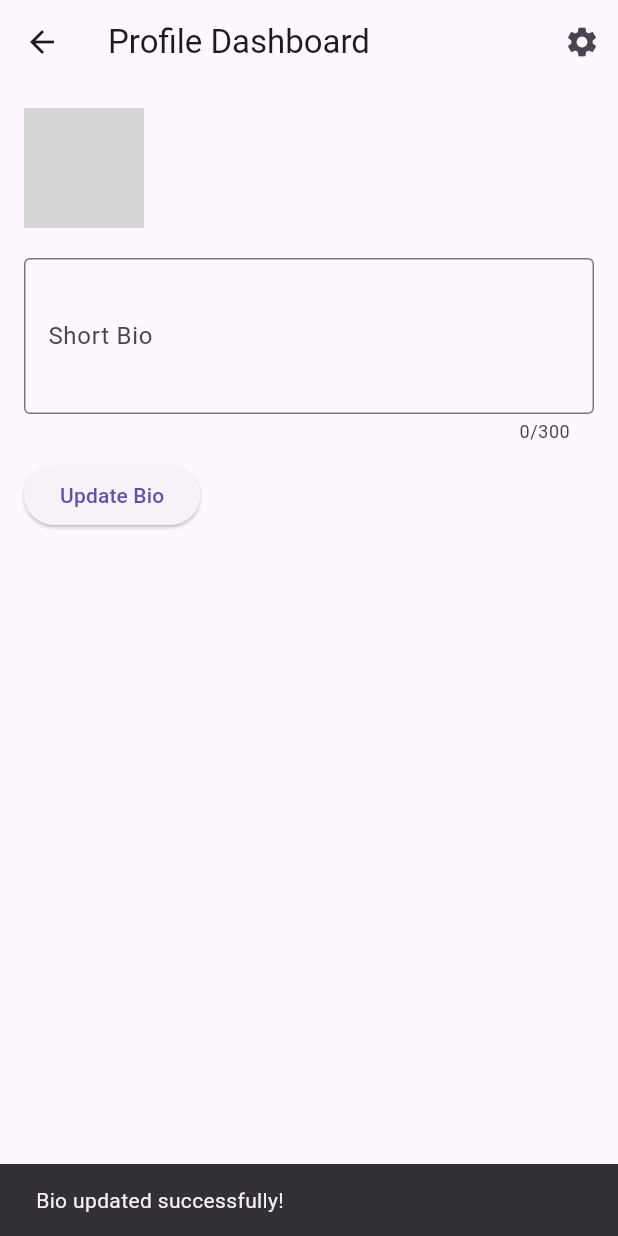
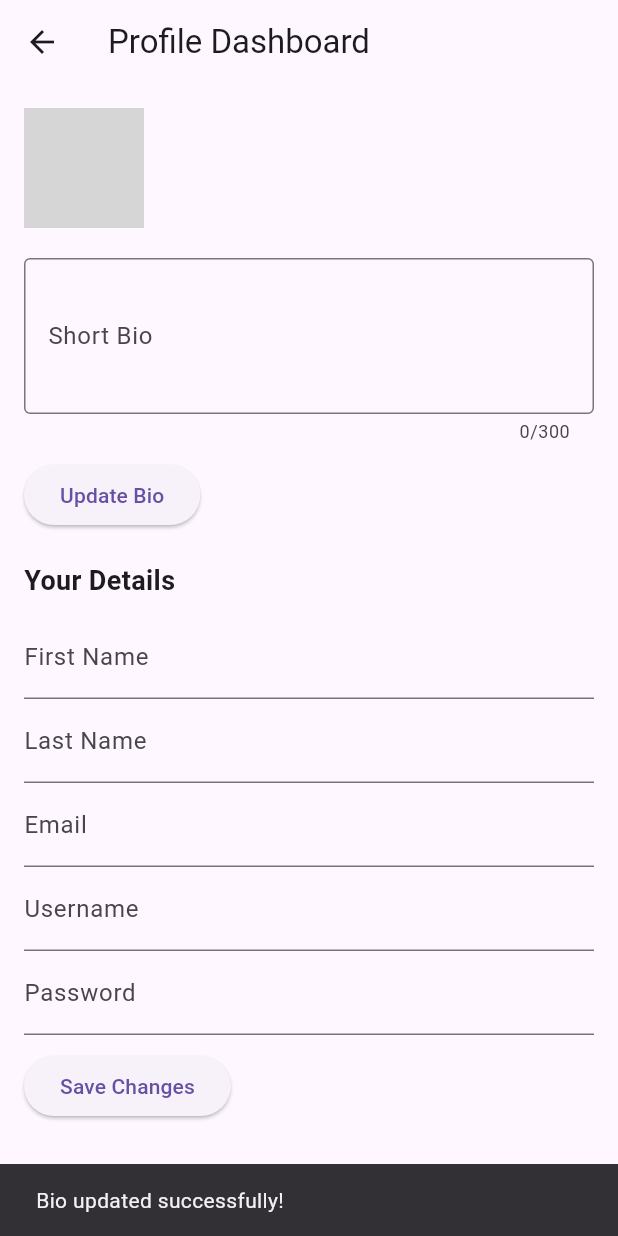
Before and after one commit to emmawalkerMAD2024/PROJ02_Artapp, a Flutter app: the ProfileDashboardPage screen opened directly, after a tap on "Update Bio", on a phone screen of 412 x 824 dp. Run offline on Flutter 3.47's test engine with Material 3 defaults, Android fonts, the phone set to English and light mode, and no system bars; our stand-ins replace cloud_firestore, firebase_auth, firebase_core, firebase_storage, image_picker; accounts and stored records are empty; grey boxes are pictures that could not be loaded.

Commit message:
dashboard troubleshooting

```diff
--- a/lib/BuyerMarketplacePage.dart
+++ b/lib/BuyerMarketplacePage.dart
@@ -148,7 +148,6 @@ class _BuyerMarketplacePageState extends State<BuyerMarketplacePage> {
               stream: FirebaseFirestore.instance
                   .collection('artworks')
                   .where('artistId', isNotEqualTo: currentUser)
-                 // .where('availability', isEqualTo: true )
                   .snapshots(),
               builder: (context, snapshot) {
                 if (snapshot.connectionState == ConnectionState.waiting) {
--- a/lib/profile_dashboard_page.dart
+++ b/lib/profile_dashboard_page.dart
@@ -12,8 +12,40 @@ class ProfileDashboardPage extends StatefulWidget {
 
 class _ProfileDashboardPageState extends State<ProfileDashboardPage> {
   final TextEditingController bioController = TextEditingController();
+  final TextEditingController firstNameController = TextEditingController();
+  final TextEditingController lastNameController = TextEditingController();
+  final TextEditingController emailController = TextEditingController();
+  final TextEditingController usernameController = TextEditingController();
+  final TextEditingController passwordController = TextEditingController();
   final User? currentUser = FirebaseAuth.instance.currentUser;
   File? profileImage;
+  String username = "";
+  String profilePhotoUrl = "";
+
+  @override
+  void initState() {
+    super.initState();
+    fetchUserData();
+  }
+
+  Future<void> fetchUserData() async {
+    if (currentUser != null) {
+      DocumentSnapshot userDoc = await FirebaseFirestore.instance
+          .collection('artists')
+          .doc(currentUser!.uid)
+          .get();
+
+      setState(() {
+        username = userDoc["username"] ?? "Username";
+        profilePhotoUrl = userDoc["profilePhotoUrl"] ?? "";
+        firstNameController.text = userDoc["firstname"] ?? "";
+        lastNameController.text = userDoc["lastname"] ?? "";
+        emailController.text = userDoc["email"] ?? "";
+        usernameController.text = userDoc["username"] ?? "";
+        passwordController.text = userDoc["password"] ?? "";
+      });
+    }
+  }
 
   Future<void> pickImage() async {
     final picker = ImagePicker();
@@ -40,6 +72,10 @@ class _ProfileDashboardPageState extends State<ProfileDashboardPage> {
           .doc(currentUser!.uid)
           .update({'profilePhotoUrl': downloadUrl});
 
+      setState(() {
+        profilePhotoUrl = downloadUrl;
+      });
+
       ScaffoldMessenger.of(context).showSnackBar(
         SnackBar(content: Text('Profile photo updated successfully!')),
       );
@@ -55,15 +91,22 @@ class _ProfileDashboardPageState extends State<ProfileDashboardPage> {
       await FirebaseFirestore.instance.collection('artists').doc(currentUser!.uid).update({
         'bio': bioController.text,
       });
-      ScaffoldMessenger.of(context).showSnackBar(SnackBar(content: Text('Bio updated successfully!')));
+      ScaffoldMessenger.of(context)
+          .showSnackBar(SnackBar(content: Text('Bio updated successfully!')));
     }
   }
 
-  void navigateToSettings() {
-    Navigator.push(
-      context,
-      MaterialPageRoute(builder: (context) => ProfileSettingsPage()),
-    );
+  Future<void> updateDetails() async {
+    if (currentUser != null) {
+      await FirebaseFirestore.instance.collection('artists').doc(currentUser!.uid).update({
+        'firstname': firstNameController.text,
+        'lastname': lastNameController.text,
+        'email': emailController.text,
+        'username': usernameController.text,
+        'password': passwordController.text,
+      });
+      ScaffoldMessenger.of(context).showSnackBar(SnackBar(content: Text('Details updated successfully!')));
+    }
   }
 
   @override
@@ -71,15 +114,10 @@ class _ProfileDashboardPageState extends State<ProfileDashboardPage> {
     return Scaffold(
       appBar: AppBar(
         title: Text('Profile Dashboard'),
-        actions: [
-          IconButton(
-            icon: Icon(Icons.settings),
-            onPressed: navigateToSettings,
-          ),
-        ],
       ),
       body: Padding(
         padding: const EdgeInsets.all(16.0),
+        child: SingleChildScrollView(
           child: Column(
             crossAxisAlignment: CrossAxisAlignment.start,
             children: [
@@ -89,15 +127,16 @@ class _ProfileDashboardPageState extends State<ProfileDashboardPage> {
                     onTap: pickImage,
                     child: CircleAvatar(
                       radius: 40,
-                    backgroundImage: profileImage != null
-                        ? FileImage(profileImage!)
-                        : AssetImage('lib/assets/default_avatar.png') as ImageProvider,
+                      backgroundImage: profilePhotoUrl.isNotEmpty
+                          ? NetworkImage(profilePhotoUrl)
+                          : AssetImage('lib/assets/default_avatar.png')
+                              as ImageProvider,
                     ),
                   ),
                   SizedBox(width: 16),
                   Expanded(
                     child: Text(
-                    currentUser?.displayName ?? 'Username',
+                      username,
                       style: TextStyle(fontSize: 20, fontWeight: FontWeight.bold),
                     ),
                   ),
@@ -118,52 +157,35 @@ class _ProfileDashboardPageState extends State<ProfileDashboardPage> {
                 onPressed: updateBio,
                 child: Text('Update Bio'),
               ),
-          ],
+              SizedBox(height: 20),
+              Text(
+                'Your Details',
+                style: TextStyle(fontSize: 18, fontWeight: FontWeight.bold),
               ),
+              SizedBox(height: 10),
+              TextField(
+                controller: firstNameController,
+                decoration: InputDecoration(labelText: 'First Name'),
               ),
-    );
-  }
-}
-
-class ProfileSettingsPage extends StatelessWidget {
-  final TextEditingController firstNameController = TextEditingController();
-  final TextEditingController lastNameController = TextEditingController();
-  final TextEditingController emailController = TextEditingController();
-  final TextEditingController passwordController = TextEditingController();
-  final TextEditingController usernameController = TextEditingController();
-
-  @override
-  Widget build(BuildContext context) {
-    return Scaffold(
-      appBar: AppBar(
-        title: Text('Profile Settings'),
+              TextField(
+                controller: lastNameController,
+                decoration: InputDecoration(labelText: 'Last Name'),
               ),
-      body: SingleChildScrollView(
-        child: Padding(
-          padding: const EdgeInsets.all(16.0),
-          child: Column(
-            children: [
-              TextField(controller: firstNameController, decoration: InputDecoration(labelText: 'First Name')),
-              TextField(controller: lastNameController, decoration: InputDecoration(labelText: 'Last Name')),
-              TextField(controller: emailController, decoration: InputDecoration(labelText: 'Email')),
-              TextField(controller: usernameController, decoration: InputDecoration(labelText: 'Username')),
-              TextField(controller: passwordController, obscureText: true, decoration: InputDecoration(labelText: 'Password')),
-              SizedBox(height: 20),
+              TextField(
+                controller: emailController,
+                decoration: InputDecoration(labelText: 'Email'),
+              ),
+              TextField(
+                controller: usernameController,
+                decoration: InputDecoration(labelText: 'Username'),
+              ),
+              TextField(
+                controller: passwordController,
+                decoration: InputDecoration(labelText: 'Password'),
+              ),
+              SizedBox(height: 10),
               ElevatedButton(
-                onPressed: () async {
-                  final User? currentUser = FirebaseAuth.instance.currentUser;
-
-                  if (currentUser != null) {
-                    await FirebaseFirestore.instance.collection('artists').doc(currentUser.uid).update({
-                      'firstname': firstNameController.text,
-                      'lastname': lastNameController.text,
-                      'email': emailController.text,
-                      'username': usernameController.text,
-                      'password': passwordController.text,
-                    });
-                    ScaffoldMessenger.of(context).showSnackBar(SnackBar(content: Text('Profile updated successfully!')));
-                  }
-                },
+                onPressed: updateDetails,
                 child: Text('Save Changes'),
               ),
             ],
```
Also changed, not shown: lib/ArtistWorksPage/ArtistWorksListedPage.dart (+3 -5 lines). Lines whose indentation alone changed are shown as unchanged.
